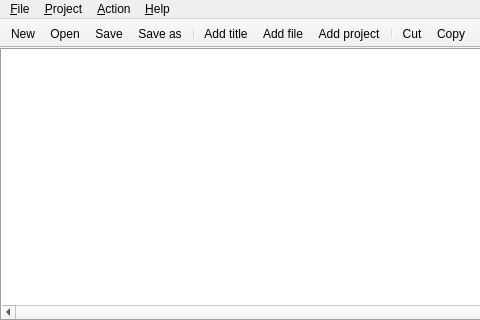
This is mainwindow.ui in boenki/ffdiaporama as Qt 5 draws it before an edit; both pictures show x 0 to 480 and y 0 to 320 of the 1063 by 616 pixel window. The edited form follows.
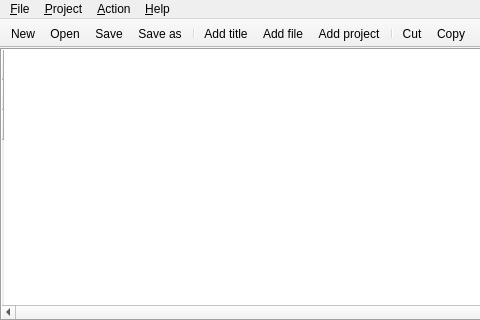
This is the edited form. Icons and pictures are not drawn. Custom widgets are drawn as their Qt base class.

Patch:
```diff
--- a/mainwindow.ui
+++ b/mainwindow.ui
@@ -132,7 +132,7 @@
          <bool>false</bool>
         </attribute>
         <attribute name="verticalHeaderVisible">
-         <bool>false</bool>
+         <bool>true</bool>
         </attribute>
         <attribute name="verticalHeaderHighlightSections">
          <bool>false</bool>
```
